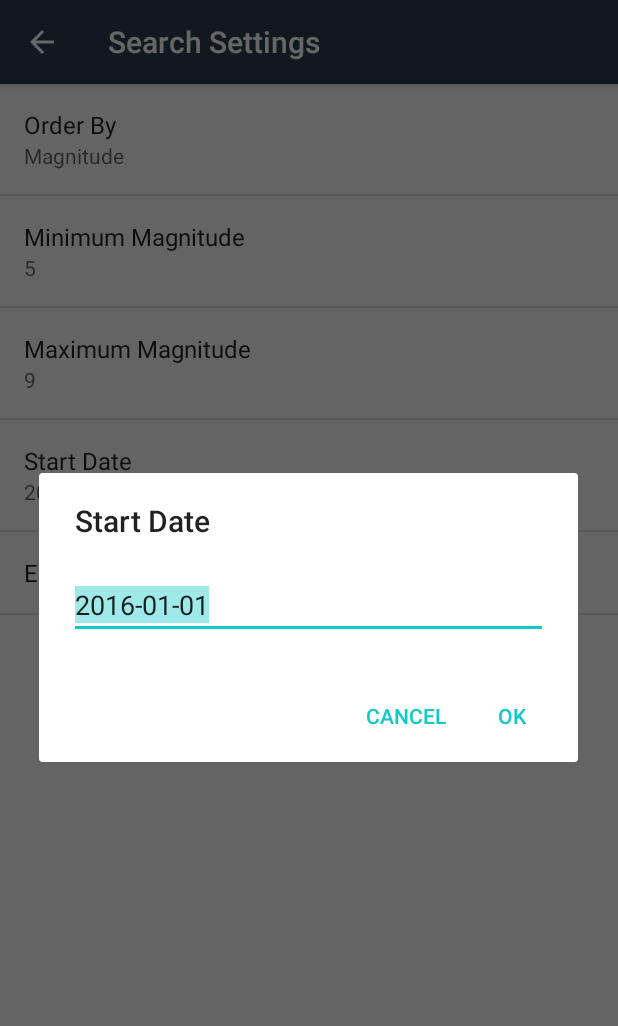
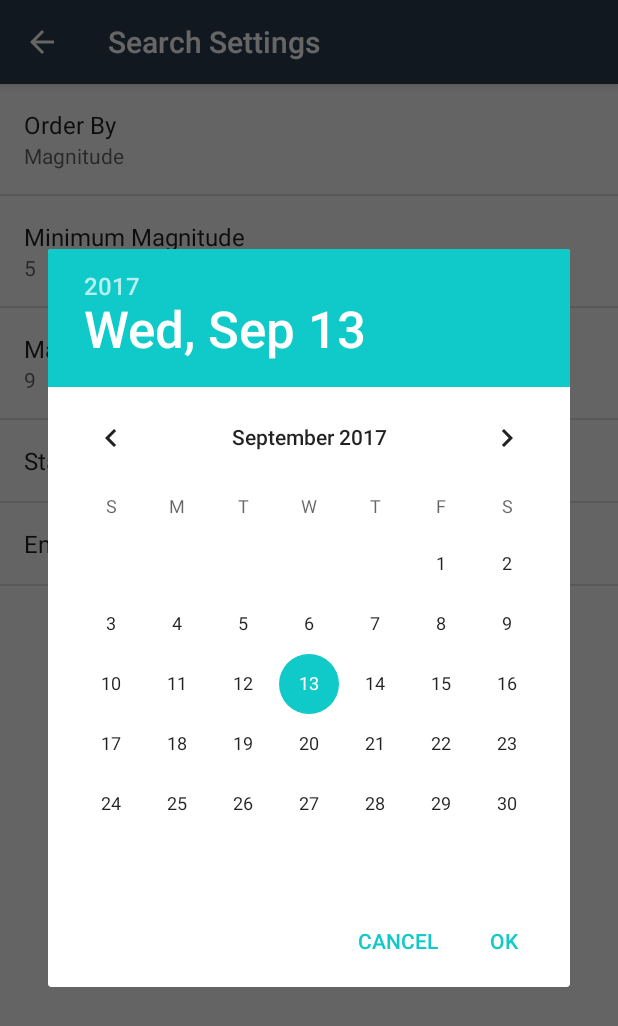
Before and after one commit to nakhe93/EarthQuake-Data, an Android app: the SettingsActivity screen opened directly, with no data from a screen before it, after a tap on "Start Date", on a phone screen of 412 x 824 dp. Shown: the top 1026 px of the screen. Run offline under Robolectric (Android 15) with nearby library versions, the phone set to English and light mode, and no system bars.

Commit message:
Added custom date preference for start time

```diff
--- a/app/src/main/java/com/example/android/quakereport/SettingsActivity.java
+++ b/app/src/main/java/com/example/android/quakereport/SettingsActivity.java
@@ -36,6 +36,7 @@ public class SettingsActivity extends AppCompatActivity {
     public static class EarthquakePreferenceFragment extends PreferenceFragment implements Preference.OnPreferenceChangeListener,Preference.OnPreferenceClickListener{
 
         DateEditPreference endDate;
+        DateEditPreference startDate;
         public void onCreate(Bundle savedInstanceState) {
             super.onCreate(savedInstanceState);
             addPreferencesFromResource(R.xml.settings_main);
@@ -43,10 +44,11 @@ public class SettingsActivity extends AppCompatActivity {
             Preference minMagnitude = findPreference(getString(R.string.settings_min_magnitude_key));
             Preference maxMagnitude = findPreference(getString(R.string.settings_max_magnitude_key));
             Preference orderBy = findPreference(getString(R.string.settings_order_by_key));
-            Preference startDate = findPreference("start_date");
+            startDate = (DateEditPreference)findPreference("start_date");
             endDate = (DateEditPreference)findPreference("end_date");
 
             endDate.setOnPreferenceClickListener(this);
+            startDate.setOnPreferenceClickListener(this);
 
             bindPreferenceSummaryToValue(startDate);
             bindPreferenceSummaryToValue(endDate);
@@ -69,7 +71,6 @@ public class SettingsActivity extends AppCompatActivity {
             }
             else {
                 preference.setSummary(stringValue);
-                Log.d("endda",stringValue);
             }
             return true;
         }
@@ -80,8 +81,9 @@ public class SettingsActivity extends AppCompatActivity {
             int mDay = 0;
             int mMonth = 0;
             int mYear = 0;
-            int setDay;
+
             DateEditPreference end = (DateEditPreference) findPreference("end_date");
+            DateEditPreference start = (DateEditPreference) findPreference("start_date");
             if(preference == end) {
 
                 // Get Current Date
@@ -103,7 +105,39 @@ public class SettingsActivity extends AppCompatActivity {
                                 endDate.setSummary(year + "-" + (monthOfYear + 1) + "-" + dayOfMonth);
                                 endDate.setDefaultValue(endDate.getSummary().toString());
                                 Log.d("last",endDate.getSummary().toString());
-                                bindPreferenceSummaryToValueNew(endDate);
+                                bindPreferenceSummaryToValueDate(endDate);
+                                //int setYear = year;
+                                //int setMonth = monthOfYear + 1;
+                                //int setDay = dayOfMonth;
+
+
+
+                            }
+                        }, mYear, mMonth, mDay);
+                datePickerDialog.show();
+
+            }
+
+            if(preference == start) {
+
+                // Get Current Date
+                final Calendar c = Calendar.getInstance();
+                mYear = c.get(Calendar.YEAR);
+                mMonth = c.get(Calendar.MONTH);
+                mDay = c.get(Calendar.DAY_OF_MONTH);
+
+                DatePickerDialog datePickerDialog = new DatePickerDialog(v.getContext(),
+                        new DatePickerDialog.OnDateSetListener() {
+
+                            @Override
+                            public void onDateSet(DatePicker view, int year,
+                                                  int monthOfYear, int dayOfMonth) {
+
+                                //end.setText(year + "-" + (monthOfYear + 1) + "-" + dayOfMonth);
+                                startDate.setSummary(year + "-" + (monthOfYear + 1) + "-" + dayOfMonth);
+                                startDate.setDefaultValue(startDate.getSummary().toString());
+
+                                bindPreferenceSummaryToValueDate(startDate);
                                 //int setYear = year;
                                 //int setMonth = monthOfYear + 1;
                                 //int setDay = dayOfMonth;
@@ -127,7 +161,7 @@ public class SettingsActivity extends AppCompatActivity {
 
         }
 
-        private void bindPreferenceSummaryToValueNew(Preference preference){
+        private void bindPreferenceSummaryToValueDate(Preference preference){
             preference.setOnPreferenceChangeListener(this);
 
             SharedPreferences preferences = PreferenceManager.getDefaultSharedPreferences(preference.getContext());
--- a/app/src/main/res/xml/settings_main.xml
+++ b/app/src/main/res/xml/settings_main.xml
@@ -24,17 +24,14 @@
         android:selectAllOnFocus="true"
         android:title="@string/settings_max_magnitude_label" />
 
-    <EditTextPreference
+    <com.example.android.quakereport.DateEditPreference
         android:defaultValue="2016-01-01"
-        android:inputType="text"
         android:key="start_date"
-        android:selectAllOnFocus="true"
         android:title="@string/start_date" />
 
     <com.example.android.quakereport.DateEditPreference
         android:defaultValue="2016-05-02"
         android:key="end_date"
-
         android:title="@string/end_date"
         />
 
```
